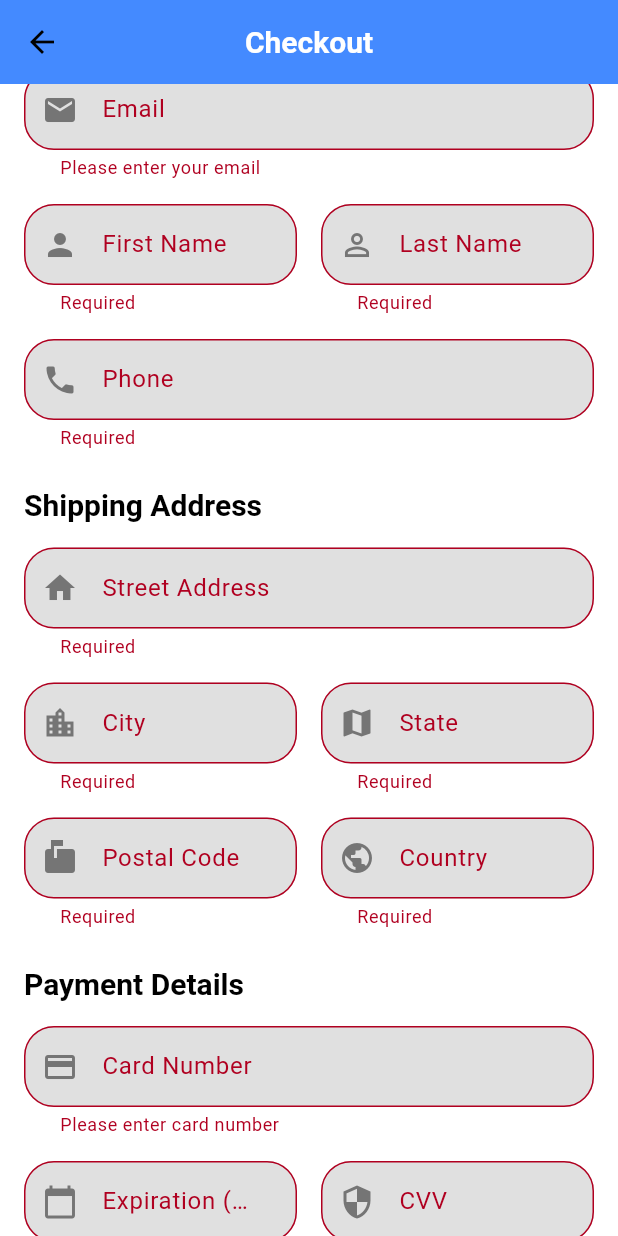
After one commit to PavithraRanjana/mobile_assingment, a Flutter app: the CheckoutScreen screen opened directly, scrolled down 212 dp, after a tap on "Place Order", on a phone screen of 412 x 824 dp. The commit adds this screen. Run offline on Flutter 3.47's test engine with Material 3 defaults, Android fonts, the phone set to English and light mode, and no system bars.

Commit message:
Order placing in checkout_screen.dart works now. But needs improvement

```diff
--- a/lib/cart_screen.dart
+++ b/lib/cart_screen.dart
@@ -5,6 +5,7 @@ import 'package:provider/provider.dart';
 import '../providers/cart_provider.dart';
 import '../providers/auth_provider.dart';
 import 'sign_in_screen.dart';
+import 'checkout_screen.dart';
 
 class CartScreen extends StatefulWidget {
   final VoidCallback onContinueShopping;
@@ -377,7 +378,12 @@ class _CartScreenState extends State<CartScreen> {
                         width: double.infinity,
                         child: ElevatedButton(
                           onPressed: () {
-                            // TODO: Implement checkout
+                            Navigator.push(
+                              context,
+                              MaterialPageRoute(
+                                builder: (context) => CheckoutScreen(),
+                              ),
+                            );
                           },
                           style: ElevatedButton.styleFrom(
                             padding: EdgeInsets.symmetric(vertical: 16),
--- /dev/null
+++ b/lib/checkout_screen.dart
@@ -0,0 +1,558 @@
+// lib/screens/checkout_screen.dart
+
+import 'package:flutter/material.dart';
+import 'package:flutter/services.dart';
+import 'package:provider/provider.dart';
+import '../providers/auth_provider.dart';
+import '../providers/cart_provider.dart';
+import 'package:http/http.dart' as http;
+import 'dart:convert';
+
+class CheckoutScreen extends StatefulWidget {
+  const CheckoutScreen({Key? key}) : super(key: key);
+
+  @override
+  _CheckoutScreenState createState() => _CheckoutScreenState();
+}
+
+class _CheckoutScreenState extends State<CheckoutScreen> {
+  final _formKey = GlobalKey<FormState>();
+  bool _isLoading = false;
+  String? _errorMessage;
+
+  // Billing Details Controllers
+  final _emailController = TextEditingController();
+  final _firstNameController = TextEditingController();
+  final _lastNameController = TextEditingController();
+  final _phoneController = TextEditingController();
+
+  // Shipping Address Controllers
+  final _addressController = TextEditingController();
+  final _cityController = TextEditingController();
+  final _stateController = TextEditingController();
+  final _postalCodeController = TextEditingController();
+  final _countryController = TextEditingController();
+
+  // Payment Details Controllers
+  final _cardNumberController = TextEditingController();
+  final _cvvController = TextEditingController();
+  final _expirationController = TextEditingController();
+
+  @override
+  void dispose() {
+    _emailController.dispose();
+    _firstNameController.dispose();
+    _lastNameController.dispose();
+    _phoneController.dispose();
+    _addressController.dispose();
+    _cityController.dispose();
+    _stateController.dispose();
+    _postalCodeController.dispose();
+    _countryController.dispose();
+    _cardNumberController.dispose();
+    _cvvController.dispose();
+    _expirationController.dispose();
+    super.dispose();
+  }
+
+  Future<void> _placeOrder() async {
+    if (!_formKey.currentState!.validate()) return;
+
+    setState(() {
+      _isLoading = true;
+      _errorMessage = null;
+    });
+
+    final authProvider = Provider.of<AuthProvider>(context, listen: false);
+    final cartProvider = Provider.of<CartProvider>(context, listen: false);
+
+    try {
+      final response = await http.post(
+        Uri.parse('https://techwizard-7z3ua.ondigitalocean.app/api/orders'),
+        headers: {
+          'Authorization': 'Bearer ${authProvider.token}',
+          'Content-Type': 'application/json',
+          'Accept': 'application/json',
+        },
+        body: jsonEncode({
+          'billing_details': {
+            'email': _emailController.text,
+            'first_name': _firstNameController.text,
+            'last_name': _lastNameController.text,
+            'phone': _phoneController.text,
+          },
+          'shipping_address': {
+            'address': _addressController.text,
+            'city': _cityController.text,
+            'state': _stateController.text,
+            'postal_code': _postalCodeController.text,
+            'country': _countryController.text,
+          },
+          'payment_details': {
+            'card_number': _cardNumberController.text.replaceAll(' ', ''),
+            'cvv': _cvvController.text,
+            'expiration_date': _expirationController.text,
+          },
+        }),
+      );
+
+      final responseData = json.decode(response.body);
+
+      if (response.statusCode == 200 || response.statusCode == 201) {
+        if (!mounted) return;
+
+        if (responseData['status'] == true) {
+          // Clear cart after successful order
+          cartProvider.clearCart();
+
+          final orderData = responseData['data'];
+          final orderId = orderData['order_id'];
+          final total = orderData['total'];
+
+          // Show success dialog with order details
+          showDialog(
+            context: context,
+            barrierDismissible: false,
+            builder: (context) => AlertDialog(
+              title: Text('Order Placed Successfully'),
+              content: Column(
+                mainAxisSize: MainAxisSize.min,
+                crossAxisAlignment: CrossAxisAlignment.start,
+                children: [
+                  Text('Thank you for your purchase!'),
+                  SizedBox(height: 8),
+                  Text('Order ID: $orderId'),
+                  Text('Total Amount: \${(total / 100).toStringAsFixed(2)}'),
+                  SizedBox(height: 8),
+                  Text('A confirmation email has been sent to ${_emailController.text}'),
+                ],
+              ),
+              actions: [
+                ElevatedButton(
+                  onPressed: () {
+                    // Pop twice to return to cart screen
+                    Navigator.of(context).pop(); // Close dialog
+                    Navigator.of(context).pop(); // Return to previous screen
+                  },
+                  child: Text('OK'),
+                ),
+              ],
+            ),
+          );
+        } else {
+          setState(() {
+            _errorMessage = responseData['message'] ?? 'Failed to place order';
+          });
+        }
+      } else {
+        setState(() {
+          _errorMessage = responseData['message'] ?? 'Failed to place order';
+        });
+      }
+    } catch (e) {
+      setState(() {
+        _errorMessage = 'An error occurred. Please try again.';
+      });
+    } finally {
+      setState(() {
+        _isLoading = false;
+      });
+    }
+  }
+
+  String? _validateCardNumber(String? value) {
+    if (value == null || value.isEmpty) {
+      return 'Please enter card number';
+    }
+    final cleanNumber = value.replaceAll(' ', '');
+    if (cleanNumber.length != 16) {
+      return 'Card number must be 16 digits';
+    }
+    return null;
+  }
+
+  String? _validateExpirationDate(String? value) {
+    if (value == null || value.isEmpty) {
+      return 'Please enter expiration date';
+    }
+    if (!RegExp(r'^\d{2}/\d{2}$').hasMatch(value)) {
+      return 'Use format MM/YY';
+    }
+    return null;
+  }
+
+  @override
+  Widget build(BuildContext context) {
+    return Scaffold(
+      appBar: AppBar(
+        title: Text('Checkout'),
+        centerTitle: true,
+      ),
+      body: Consumer<CartProvider>(
+        builder: (context, cart, _) {
+          return SingleChildScrollView(
+            child: Padding(
+              padding: const EdgeInsets.all(16.0),
+              child: Form(
+                key: _formKey,
+                child: Column(
+                  crossAxisAlignment: CrossAxisAlignment.start,
+                  children: [
+                    if (_errorMessage != null)
+                      Padding(
+                        padding: const EdgeInsets.only(bottom: 16.0),
+                        child: Text(
+                          _errorMessage!,
+                          style: TextStyle(
+                            color: Theme.of(context).colorScheme.error,
+                          ),
+                        ),
+                      ),
+
+                    // Order Summary
+                    Card(
+                      child: Padding(
+                        padding: const EdgeInsets.all(16.0),
+                        child: Column(
+                          crossAxisAlignment: CrossAxisAlignment.start,
+                          children: [
+                            Text(
+                              'Order Summary',
+                              style: Theme.of(context).textTheme.titleLarge,
+                            ),
+                            SizedBox(height: 8),
+                            Row(
+                              mainAxisAlignment: MainAxisAlignment.spaceBetween,
+                              children: [
+                                Text('Total Items:'),
+                                Text('${cart.count}'),
+                              ],
+                            ),
+                            SizedBox(height: 8),
+                            Row(
+                              mainAxisAlignment: MainAxisAlignment.spaceBetween,
+                              children: [
+                                Text(
+                                  'Total Amount:',
+                                  style: TextStyle(fontWeight: FontWeight.bold),
+                                ),
+                                Text(
+                                  '\$${cart.total.toStringAsFixed(2)}',
+                                  style: TextStyle(
+                                    color: Theme.of(context).colorScheme.tertiary,
+                                    fontWeight: FontWeight.bold,
+                                  ),
+                                ),
+                              ],
+                            ),
+                          ],
+                        ),
+                      ),
+                    ),
+                    SizedBox(height: 24),
+
+                    // Billing Details Section
+                    Text(
+                      'Billing Details',
+                      style: Theme.of(context).textTheme.titleLarge,
+                    ),
+                    SizedBox(height: 16),
+                    TextFormField(
+                      controller: _emailController,
+                      decoration: InputDecoration(
+                        labelText: 'Email',
+                        prefixIcon: Icon(Icons.email),
+                      ),
+                      keyboardType: TextInputType.emailAddress,
+                      validator: (value) {
+                        if (value == null || value.isEmpty) {
+                          return 'Please enter your email';
+                        }
+                        if (!RegExp(r'^[\w-\.]+@([\w-]+\.)+[\w-]{2,4}$')
+                            .hasMatch(value)) {
+                          return 'Please enter a valid email';
+                        }
+                        return null;
+                      },
+                    ),
+                    SizedBox(height: 16),
+                    Row(
+                      children: [
+                        Expanded(
+                          child: TextFormField(
+                            controller: _firstNameController,
+                            decoration: InputDecoration(
+                              labelText: 'First Name',
+                              prefixIcon: Icon(Icons.person),
+                            ),
+                            validator: (value) =>
+                            value?.isEmpty == true ? 'Required' : null,
+                          ),
+                        ),
+                        SizedBox(width: 16),
+                        Expanded(
+                          child: TextFormField(
+                            controller: _lastNameController,
+                            decoration: InputDecoration(
+                              labelText: 'Last Name',
+                              prefixIcon: Icon(Icons.person_outline),
+                            ),
+                            validator: (value) =>
+                            value?.isEmpty == true ? 'Required' : null,
+                          ),
+                        ),
+                      ],
+                    ),
+                    SizedBox(height: 16),
+                    TextFormField(
+                      controller: _phoneController,
+                      decoration: InputDecoration(
+                        labelText: 'Phone',
+                        prefixIcon: Icon(Icons.phone),
+                      ),
+                      keyboardType: TextInputType.phone,
+                      validator: (value) =>
+                      value?.isEmpty == true ? 'Required' : null,
+                    ),
+                    SizedBox(height: 24),
+
+                    // Shipping Address Section
+                    Text(
+                      'Shipping Address',
+                      style: Theme.of(context).textTheme.titleLarge,
+                    ),
+                    SizedBox(height: 16),
+                    TextFormField(
+                      controller: _addressController,
+                      decoration: InputDecoration(
+                        labelText: 'Street Address',
+                        prefixIcon: Icon(Icons.home),
+                      ),
+                      validator: (value) =>
+                      value?.isEmpty == true ? 'Required' : null,
+                    ),
+                    SizedBox(height: 16),
+                    Row(
+                      children: [
+                        Expanded(
+                          child: TextFormField(
+                            controller: _cityController,
+                            decoration: InputDecoration(
+                              labelText: 'City',
+                              prefixIcon: Icon(Icons.location_city),
+                            ),
+                            validator: (value) =>
+                            value?.isEmpty == true ? 'Required' : null,
+                          ),
+                        ),
+                        SizedBox(width: 16),
+                        Expanded(
+                          child: TextFormField(
+                            controller: _stateController,
+                            decoration: InputDecoration(
+                              labelText: 'State',
+                              prefixIcon: Icon(Icons.map),
+                            ),
+                            validator: (value) =>
+                            value?.isEmpty == true ? 'Required' : null,
+                          ),
+                        ),
+                      ],
+                    ),
+                    SizedBox(height: 16),
+                    Row(
+                      children: [
+                        Expanded(
+                          child: TextFormField(
+                            controller: _postalCodeController,
+                            decoration: InputDecoration(
+                              labelText: 'Postal Code',
+                              prefixIcon: Icon(Icons.markunread_mailbox),
+                            ),
+                            keyboardType: TextInputType.number,
+                            validator: (value) =>
+                            value?.isEmpty == true ? 'Required' : null,
+                          ),
+                        ),
+                        SizedBox(width: 16),
+                        Expanded(
+                          child: TextFormField(
+                            controller: _countryController,
+                            decoration: InputDecoration(
+                              labelText: 'Country',
+                              prefixIcon: Icon(Icons.public),
+                            ),
+                            validator: (value) =>
+                            value?.isEmpty == true ? 'Required' : null,
+                          ),
+                        ),
+                      ],
+                    ),
+                    SizedBox(height: 24),
+
+                    // Payment Details Section
+                    Text(
+                      'Payment Details',
+                      style: Theme.of(context).textTheme.titleLarge,
+                    ),
+                    SizedBox(height: 16),
+                    TextFormField(
+                      controller: _cardNumberController,
+                      decoration: InputDecoration(
+                        labelText: 'Card Number',
+                        prefixIcon: Icon(Icons.credit_card),
+                      ),
+                      keyboardType: TextInputType.number,
+                      inputFormatters: [
+                        FilteringTextInputFormatter.digitsOnly,
+                        LengthLimitingTextInputFormatter(16),
+                        _CardNumberFormatter(),
+                      ],
+                      validator: _validateCardNumber,
+                    ),
+                    SizedBox(height: 16),
+                    Row(
+                      children: [
+                        Expanded(
+                          child: TextFormField(
+                            controller: _expirationController,
+                            decoration: InputDecoration(
+                              labelText: 'Expiration (MM/YY)',
+                              prefixIcon: Icon(Icons.calendar_today),
+                            ),
+                            keyboardType: TextInputType.number,
+                            inputFormatters: [
+                              FilteringTextInputFormatter.digitsOnly,
+                              LengthLimitingTextInputFormatter(4),
+                              _ExpirationDateFormatter(),
+                            ],
+                            validator: _validateExpirationDate,
+                          ),
+                        ),
+                        SizedBox(width: 16),
+                        Expanded(
+                          child: TextFormField(
+                            controller: _cvvController,
+                            decoration: InputDecoration(
+                              labelText: 'CVV',
+                              prefixIcon: Icon(Icons.security),
+                            ),
+                            keyboardType: TextInputType.number,
+                            obscureText: true,
+                            inputFormatters: [
+                              FilteringTextInputFormatter.digitsOnly,
+                              LengthLimitingTextInputFormatter(3),
+                            ],
+                            validator: (value) {
+                              if (value == null || value.isEmpty) {
+                                return 'Required';
+                              }
+                              if (value.length != 3) {
+                                return 'Invalid CVV';
+                              }
+                              return null;
+                            },
+                          ),
+                        ),
+                      ],
+                    ),
+                    SizedBox(height: 32),
+
+                    // Place Order Button
+                    SizedBox(
+                      width: double.infinity,
+                      child: ElevatedButton(
+                        onPressed: _isLoading ? null : _placeOrder,
+                        style: ElevatedButton.styleFrom(
+                          padding: EdgeInsets.symmetric(vertical: 16),
+                        ),
+                        child: _isLoading
+                            ? SizedBox(
+                          height: 20,
+                          width: 20,
+                          child: CircularProgressIndicator(
+                            strokeWidth: 2,
+                            valueColor: AlwaysStoppedAnimation<Color>(
+                              Theme.of(context).colorScheme.onPrimary,
+                            ),
+                          ),
+                        )
+                            : Text(
+                          'Place Order',
+                          style: Theme.of(context)
+                              .textTheme
+                              .titleMedium
+                              ?.copyWith(
+                            color: Theme.of(context).colorScheme.onPrimary,
+                            fontWeight: FontWeight.bold,
+                          ),
+                        ),
+                      ),
+                    ),
+                    SizedBox(height: 32),
+                  ],
+                ),
+              ),
+            ),
+          );
+        },
+      ),
+    );
+  }
+}
+
+// Custom Formatter for Card Number Input
+class _CardNumberFormatter extends TextInputFormatter {
+  @override
+  TextEditingValue formatEditUpdate(
+      TextEditingValue oldValue,
+      TextEditingValue newValue,
+      ) {
+    if (newValue.text.isEmpty) {
+      return newValue;
+    }
+
+    String numbers = newValue.text.replaceAll(' ', '');
+    String formatted = '';
+
+    for (int i = 0; i < numbers.length; i++) {
+      if (i > 0 && i % 4 == 0) {
+        formatted += ' ';
+      }
+      formatted += numbers[i];
+    }
+
+    return TextEditingValue(
+      text: formatted,
+      selection: TextSelection.collapsed(offset: formatted.length),
+    );
+  }
+}
+
+// Custom Formatter for Expiration Date Input
+class _ExpirationDateFormatter extends TextInputFormatter {
+  @override
+  TextEditingValue formatEditUpdate(
+      TextEditingValue oldValue,
+      TextEditingValue newValue,
+      ) {
+    if (newValue.text.isEmpty) {
+      return newValue;
+    }
+
+    String numbers = newValue.text.replaceAll('/', '');
+    String formatted = '';
+
+    for (int i = 0; i < numbers.length; i++) {
+      if (i == 2 && numbers.length > 2) {
+        formatted += '/';
+      }
+      formatted += numbers[i];
+    }
+
+    return TextEditingValue(
+      text: formatted,
+      selection: TextSelection.collapsed(offset: formatted.length),
+    );
+  }
+}
```
